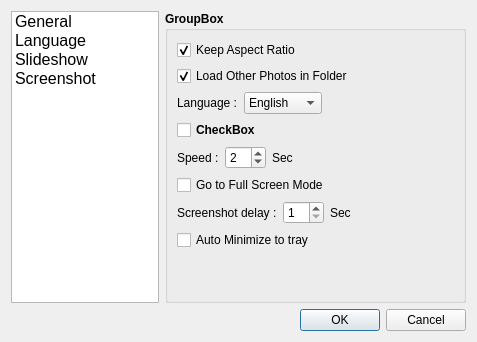
Qt form Source/option.ui (ARASHz4/Advanced_Photo) before a commit.
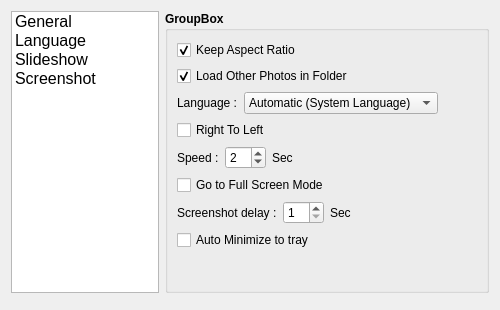
The same form after that commit. Icons and pictures are not drawn.

What changed in the file:
```diff
--- a/Source/option.ui
+++ b/Source/option.ui
@@ -6,13 +6,13 @@
    <rect>
     <x>0</x>
     <y>0</y>
-    <width>477</width>
-    <height>342</height>
+    <width>500</width>
+    <height>310</height>
    </rect>
   </property>
   <property name="minimumSize">
    <size>
-    <width>440</width>
+    <width>500</width>
     <height>310</height>
    </size>
   </property>
@@ -50,9 +50,6 @@
        <height>30</height>
       </size>
      </property>
-     <property name="viewMode">
-      <enum>QListView::ListMode</enum>
-     </property>
      <item>
       <property name="text">
        <string>General</string>
@@ -194,6 +191,11 @@
             <bold>false</bold>
            </font>
           </property>
+          <item>
+           <property name="text">
+            <string>Automatic (System Language)</string>
+           </property>
+          </item>
           <item>
            <property name="text">
             <string notr="true">English</string>
@@ -376,9 +378,15 @@
        </spacer>
       </item>
       <item row="3" column="0">
-       <widget class="QCheckBox" name="checkBox">
+       <widget class="QCheckBox" name="LanguageRightToLeftCheckBox">
+        <property name="font">
+         <font>
+          <weight>50</weight>
+          <bold>false</bold>
+         </font>
+        </property>
         <property name="text">
-         <string>CheckBox</string>
+         <string>Right To Left</string>
         </property>
        </widget>
       </item>
@@ -386,35 +394,7 @@
     </widget>
    </item>
    <item row="1" column="0" colspan="2">
-    <layout class="QHBoxLayout" name="horizontalLayout">
-     <item>
-      <spacer name="horizontalSpacer">
-       <property name="orientation">
-        <enum>Qt::Horizontal</enum>
-       </property>
-       <property name="sizeHint" stdset="0">
-        <size>
-         <width>121</width>
-         <height>20</height>
-        </size>
-       </property>
-      </spacer>
-     </item>
-     <item>
-      <widget class="QPushButton" name="OkButton">
-       <property name="text">
-        <string>OK</string>
-       </property>
-      </widget>
-     </item>
-     <item>
-      <widget class="QPushButton" name="CancelButton">
-       <property name="text">
-        <string>Cancel</string>
-       </property>
-      </widget>
-     </item>
-    </layout>
+    <widget class="QDialogButtonBox" name="OptionButtonBox"/>
    </item>
   </layout>
  </widget>
```
Left out of the diff: 13 changed lines with no effect on the pictures.
